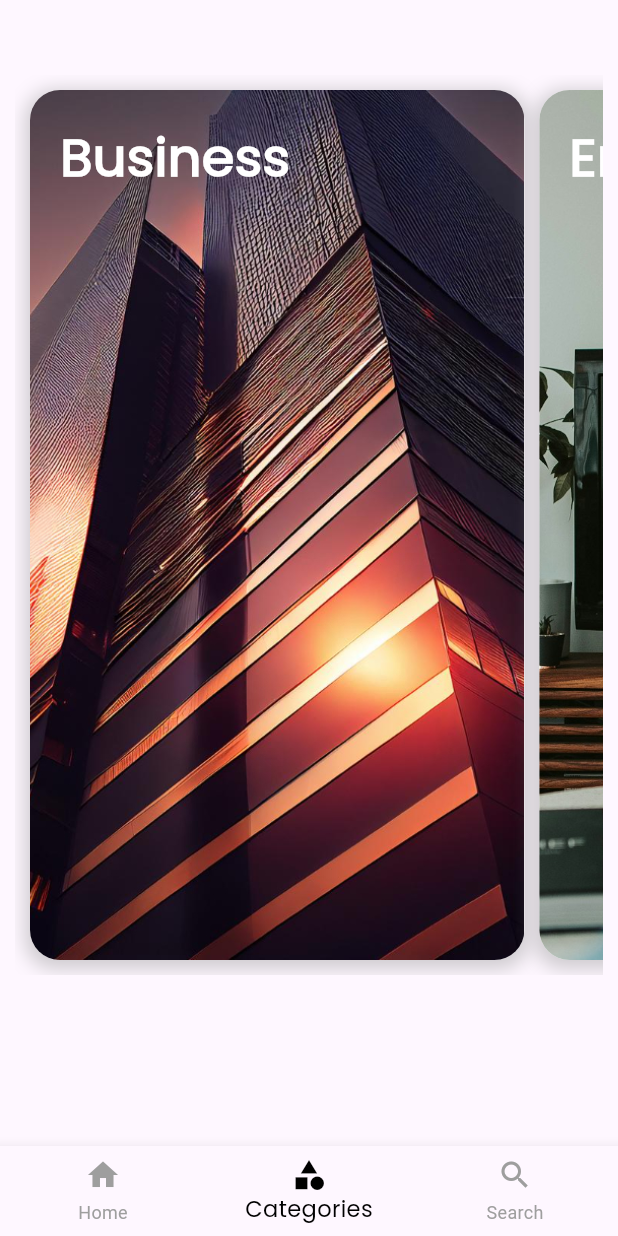
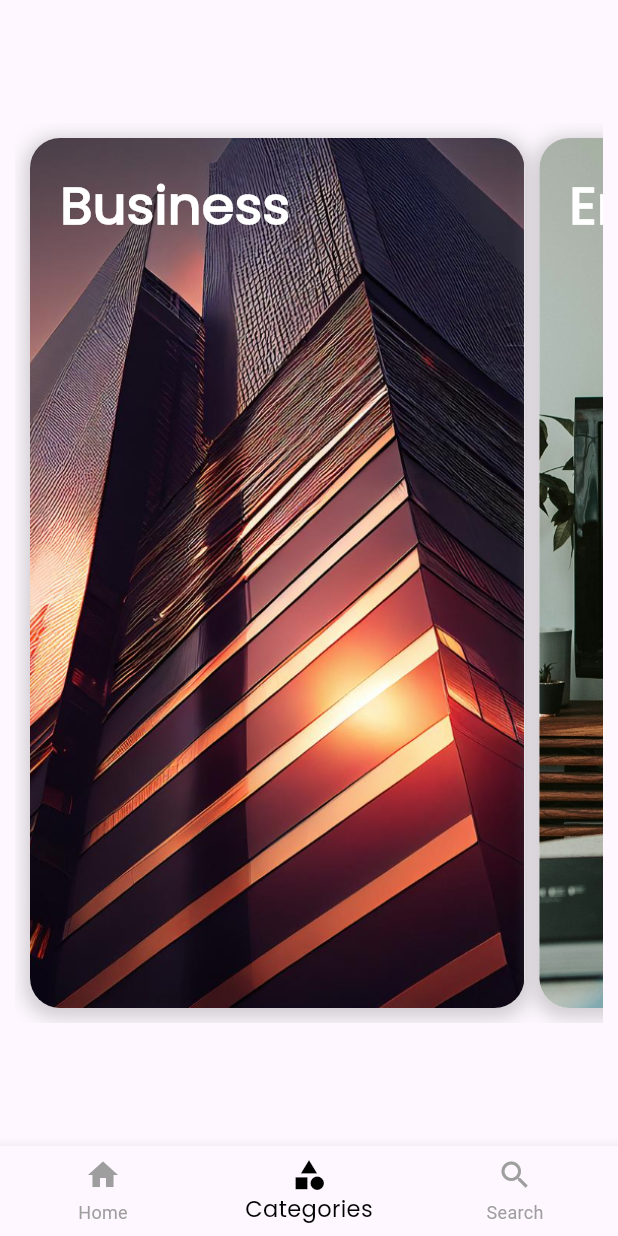
Before and after one commit to DrkDsk/NewsApp-Flutter, a Flutter app: the screen it shows after launch, item 2 of the bottom bar chosen, on a phone screen of 412 x 824 dp. Run offline on Flutter 3.47's test engine with Material 3 defaults, Android fonts, the phone set to English and light mode, and no system bars; our stand-ins replace go_router; network calls fail.

Commit message:
vista dinamica en pantalla de article.item.card.dart

```diff
--- a/lib/domain/viewmodels/news.viewmodel.dart
+++ b/lib/domain/viewmodels/news.viewmodel.dart
@@ -11,6 +11,7 @@ class NewsViewModel extends ChangeNotifier {
   String selectedCategory = "";
   String headerListNewsTitle = "Latest news";
   bool isLoading = true;
+  bool errorOnNewsViewModel = false;
 
   NewsViewModel({required this.apiService});
 
@@ -49,11 +50,16 @@ class NewsViewModel extends ChangeNotifier {
     notifyListeners();
   }
 
+  setNoError() {
+    errorOnNewsViewModel = false;
+    notifyListeners();
+  }
+
   fetchTopHeadlines() async {
     try {
       articles = await apiService.fetchTopHeadlines();
     } catch (exception) {
-      print(exception.toString());
+      errorOnNewsViewModel = true;
     } finally {
       isLoading = false;
       notifyListeners();
@@ -67,7 +73,8 @@ class NewsViewModel extends ChangeNotifier {
     try {
       articles = await apiService.fetchCategory(category: selectedCategory.toLowerCase());
     } catch (exception) {
-      print(exception.toString());
+      print("exception");
+      errorOnNewsViewModel = true;
     } finally {
       isLoading = false;
       notifyListeners();
--- a/lib/navigation/app.navigation.dart
+++ b/lib/navigation/app.navigation.dart
@@ -19,7 +19,6 @@ class AppNavigation {
   GoRouter(
     initialLocation: initRoute,
     navigatorKey: _rootNavigatorKey,
-    debugLogDiagnostics: true,
     routes: <RouteBase>[
       StatefulShellRoute.indexedStack(
         builder: (context, state, navigationShell) {
--- a/lib/ui/screens/article/widgets/article.card.dart
+++ b/lib/ui/screens/article/widgets/article.card.dart
@@ -51,8 +51,8 @@ class ArticleCard extends StatelessWidget {
                         color: Colors.blue.shade900,
                         borderRadius: BorderRadius.circular(8),
                         image: DecorationImage(
-                            fit: BoxFit.fitHeight,
-                            image: getDefaultArticleImage(article.urlToImage ?? ""),
+                          fit: BoxFit.fitHeight,
+                          image: getDefaultArticleImage(article.urlToImage ?? ""),
                         )
                     ),
                   ),
--- a/lib/ui/screens/article/widgets/articles.container.dart
+++ b/lib/ui/screens/article/widgets/articles.container.dart
@@ -1,5 +1,4 @@
 import 'package:flutter/material.dart';
-import 'package:go_router/go_router.dart';
 import 'package:news_app/domain/viewmodels/news.viewmodel.dart';
 import 'package:news_app/ui/screens/article/widgets/articles.listview.dart';
 import 'package:provider/provider.dart';
@@ -17,7 +16,6 @@ class ArticlesContainer extends StatefulWidget {
 class _ArticlesContainerState extends State<ArticlesContainer> {
 
   late NewsViewModel newsViewModel;
-  late GoRouter router;
 
   @override
   void initState(){
@@ -28,7 +26,6 @@ class _ArticlesContainerState extends State<ArticlesContainer> {
 
   @override
   Widget build(BuildContext context) {
-
     return Consumer<NewsViewModel>(
       builder: (
           BuildContext context,
--- a/lib/ui/screens/categories/category.screen.dart
+++ b/lib/ui/screens/categories/category.screen.dart
@@ -72,9 +72,9 @@ class _CategoryScreenState extends State<CategoryScreen> {
     }
 
     return Scaffold(
-      body: Column(
-        children: [
-          Container(
+      body: Expanded(
+        child: Center(
+          child: Container(
             margin: const EdgeInsets.symmetric(vertical: 50, horizontal: 10),
             height: 600,
             child: ListView.separated(
@@ -98,7 +98,7 @@ class _CategoryScreenState extends State<CategoryScreen> {
               },
             ),
           ),
-        ],
+        ),
       ),
     );
   }
--- a/lib/ui/screens/main.screen.dart
+++ b/lib/ui/screens/main.screen.dart
@@ -50,7 +50,7 @@ class _MainScreenState extends State<MainScreen> {
 
   @override
   Widget build(BuildContext context) {
-    return Consumer<RouteProvider>(
+    return Consumer<NewsViewModel>(
       builder: (context, value, child) {
         return Scaffold(
           body: SizedBox(
@@ -58,7 +58,9 @@ class _MainScreenState extends State<MainScreen> {
             height: double.infinity,
             child: widget.navigationShell,
           ),
-          bottomNavigationBar: BottomNavigationBar(
+          bottomNavigationBar: Consumer<RouteProvider>(
+            builder: (context, value, child) {
+              return BottomNavigationBar(
                 onTap: (int index) {
                   setState(() {
                     value.setCurrentIndexPage(index);
@@ -92,6 +94,8 @@ class _MainScreenState extends State<MainScreen> {
                       )
                   )
                 ],
+              );
+            },
           ),
         );
       },
```
Also changed, not shown: lib/ui/shared/error_dialog.dart (added, +67 -0 lines). Lines whose indentation alone changed are shown as unchanged.
